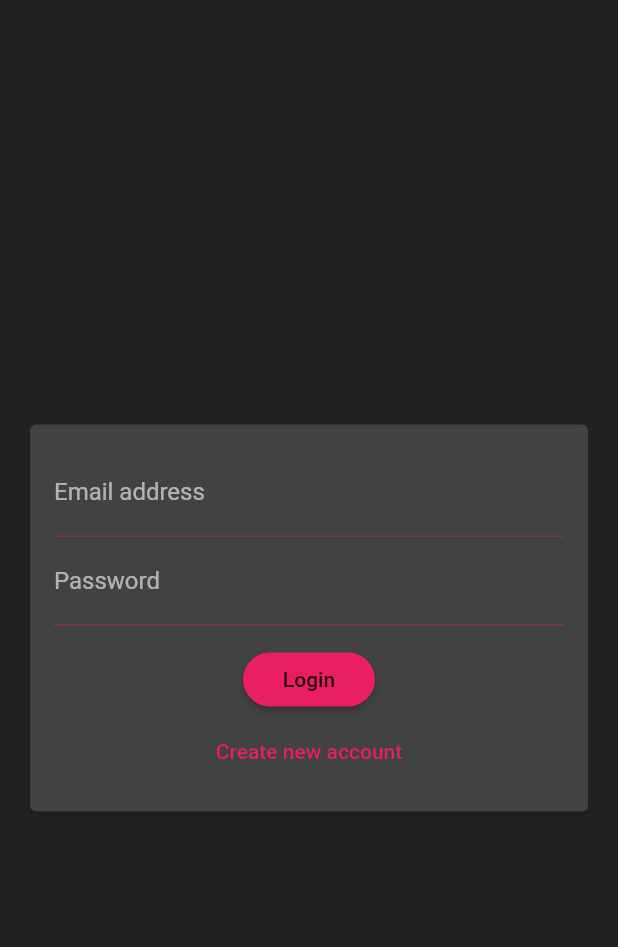
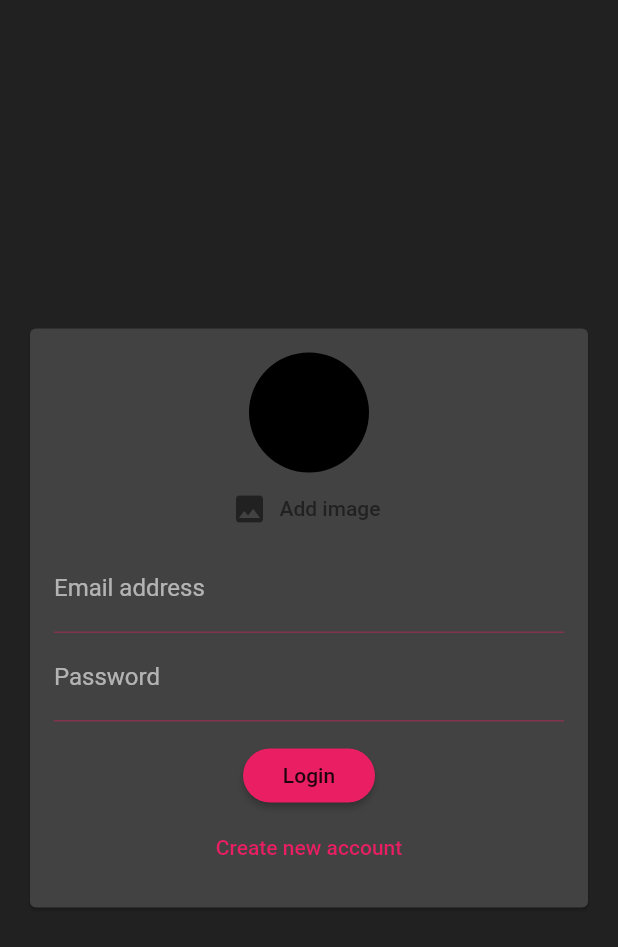
Before and after one commit to zirg41/chat_app, a Flutter app: the screen it shows after launch, on a phone screen of 412 x 824 dp. Shown: the top 947 px of the screen. Run offline on Flutter 3.47's test engine with Material 2 defaults, Android fonts, the phone set to English and light mode, and no system bars; our stand-ins replace cloud_firestore, firebase_auth, firebase_core; accounts and stored records are empty.

Commit message:
adding avatat and pick image button

```diff
--- a/lib/widgets/auth/auth_form.dart
+++ b/lib/widgets/auth/auth_form.dart
@@ -53,6 +53,15 @@ class _AuthFormState extends State<AuthForm> {
               child: Column(
                 mainAxisSize: MainAxisSize.min,
                 children: [
+                  CircleAvatar(
+                    radius: 40,
+                  ),
+                  FlatButton.icon(
+                    onPressed: () {},
+                    icon: const Icon(Icons.image),
+                    label: const Text("Add image"),
+                    textColor: Theme.of(context).primaryColor,
+                  ),
                   TextFormField(
                     key: const ValueKey('email'),
                     // E-MAIL
```
